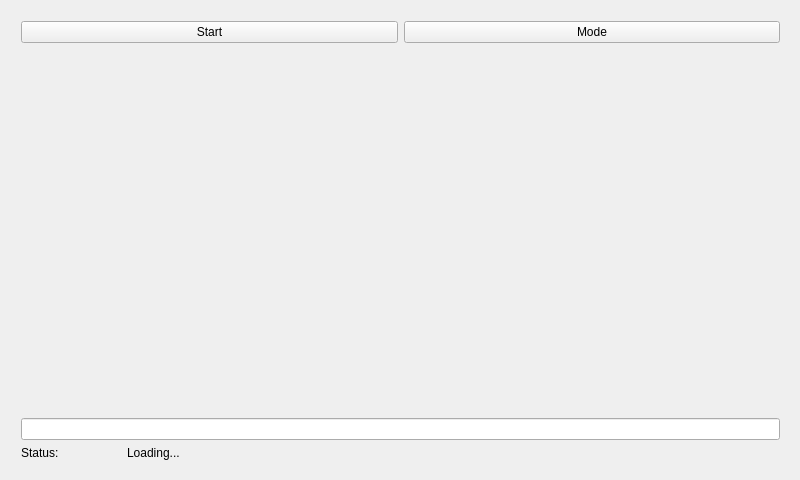
Qt form MainWindow.ui (hardaker/CuteCW) before a commit.
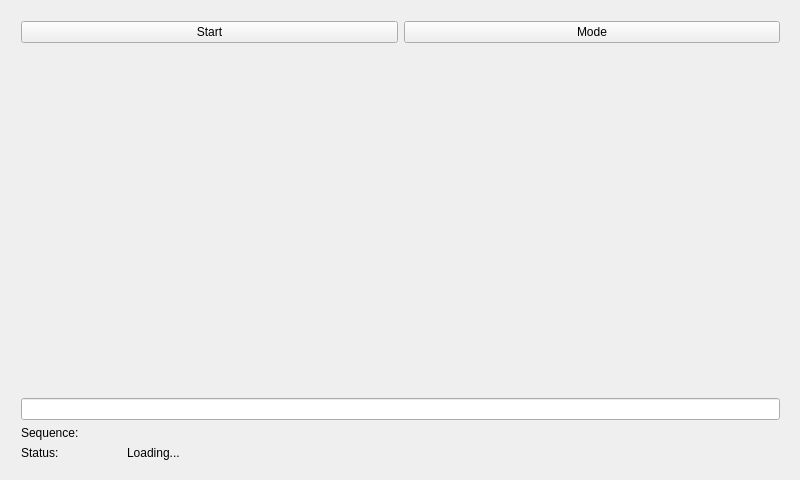
The same form after that commit.

Commit message: display the current color-coded training sequence

What changed in the file:
```diff
--- a/MainWindow.ui
+++ b/MainWindow.ui
@@ -58,6 +58,42 @@
      <item>
       <widget class="QLineEdit" name="input"/>
      </item>
+     <item>
+      <layout class="QHBoxLayout" name="horizontalLayout_3">
+       <item>
+        <widget class="QLabel" name="label">
+         <property name="sizePolicy">
+          <sizepolicy hsizetype="Minimum" vsizetype="Preferred">
+           <horstretch>0</horstretch>
+           <verstretch>0</verstretch>
+          </sizepolicy>
+         </property>
+         <property name="minimumSize">
+          <size>
+           <width>100</width>
+           <height>0</height>
+          </size>
+         </property>
+         <property name="text">
+          <string>Sequence:</string>
+         </property>
+        </widget>
+       </item>
+       <item>
+        <widget class="QLabel" name="sequence">
+         <property name="sizePolicy">
+          <sizepolicy hsizetype="MinimumExpanding" vsizetype="Preferred">
+           <horstretch>0</horstretch>
+           <verstretch>0</verstretch>
+          </sizepolicy>
+         </property>
+         <property name="text">
+          <string/>
+         </property>
+        </widget>
+       </item>
+      </layout>
+     </item>
      <item>
       <layout class="QHBoxLayout" name="horizontalLayout_2">
        <property name="sizeConstraint">
```
The commit also changes 3 other files.
